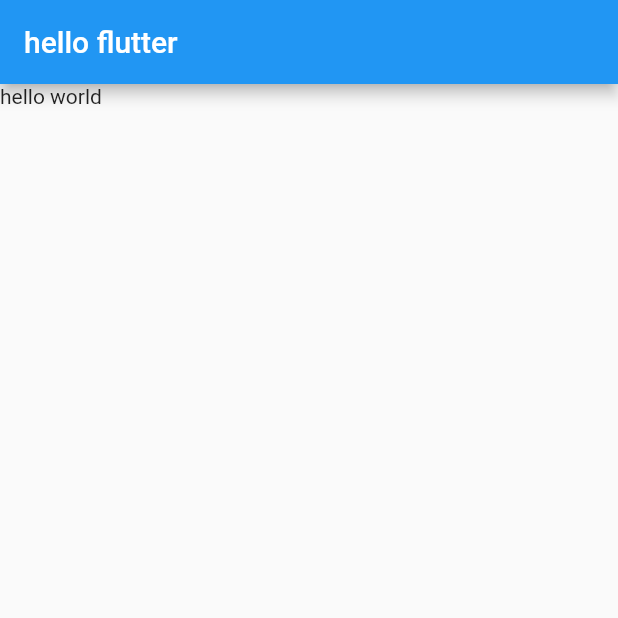
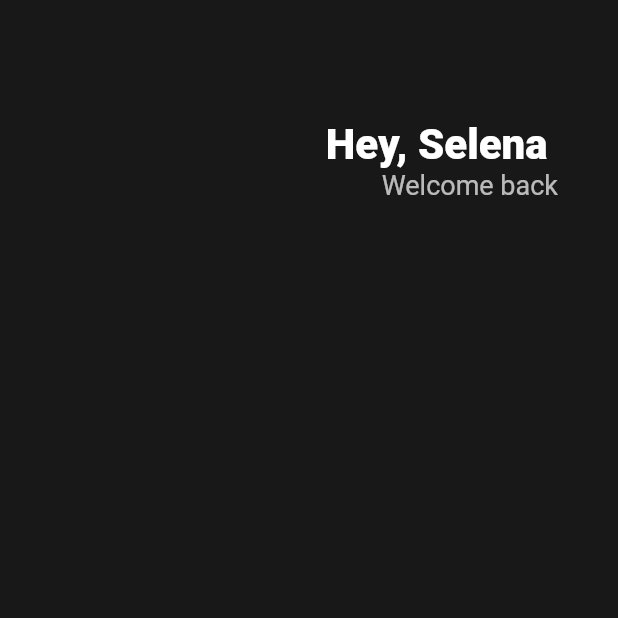
Before and after one commit to blackcowman/flutter-3, a Flutter app: the screen it shows after launch, on a phone screen of 412 x 824 dp, the top half of it. Run offline on Flutter 3.47's test engine with Material 2 defaults, Android fonts, the phone set to English and light mode, and no system bars.

Commit message:
main changes

```diff
--- a/lib/main.dart
+++ b/lib/main.dart
@@ -9,10 +9,39 @@ class App extends StatelessWidget {
   Widget build(BuildContext context) {
     return MaterialApp(
       home: Scaffold(
-        appBar: AppBar(
-          title: Text("hello flutter"),
+        backgroundColor: Color(0xFF181818),
+
+        body: Padding(
+          padding: const EdgeInsets.symmetric(horizontal: 40),
+          child: Column(
+            children: [
+              SizedBox(
+                height:80,
+              ),
+              Row(
+              mainAxisAlignment: MainAxisAlignment.end,
+              children: [
+                Column(
+                  crossAxisAlignment: CrossAxisAlignment.end,
+                  children: [
+                    Text('Hey, Selena ',
+                    style: TextStyle(color: Colors.white,
+                    fontSize: 28,
+                    fontWeight: FontWeight.w800,
+                    ),
+                    ),
+                    Text('Welcome back',
+                    style: TextStyle(color: Colors.white.withOpacity(0.7),
+                    fontSize: 18,
+                    ),
+                    ),
+                  ],
+                ),
+              ],
+
+            ),],
+          ),
         ),
-        body: Text("hello world"),
       ),
     );
   }
```
